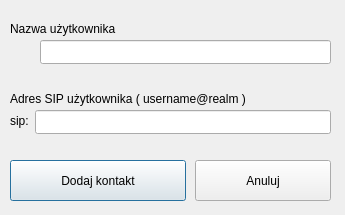
Qt form src/add_contact_dialog.ui (dmilith/dsipcom) before a commit.
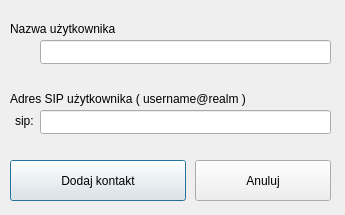
The same form after that commit. Icons and pictures are not drawn.

Commit message: dodano nowy test dla uint2cstr(), drobne poprawki interfejsu

Diff of the .ui file:
```diff
--- a/src/add_contact_dialog.ui
+++ b/src/add_contact_dialog.ui
@@ -16,9 +16,9 @@
   <widget class="QLineEdit" name="contact_sip_address" >
    <property name="geometry" >
     <rect>
-     <x>35</x>
+     <x>40</x>
      <y>110</y>
-     <width>296</width>
+     <width>291</width>
      <height>24</height>
     </rect>
    </property>
@@ -99,7 +99,7 @@
   <widget class="QLabel" name="label_13" >
    <property name="geometry" >
     <rect>
-     <x>10</x>
+     <x>15</x>
      <y>110</y>
      <width>26</width>
      <height>21</height>
```
The commit also changes 2 other files.
